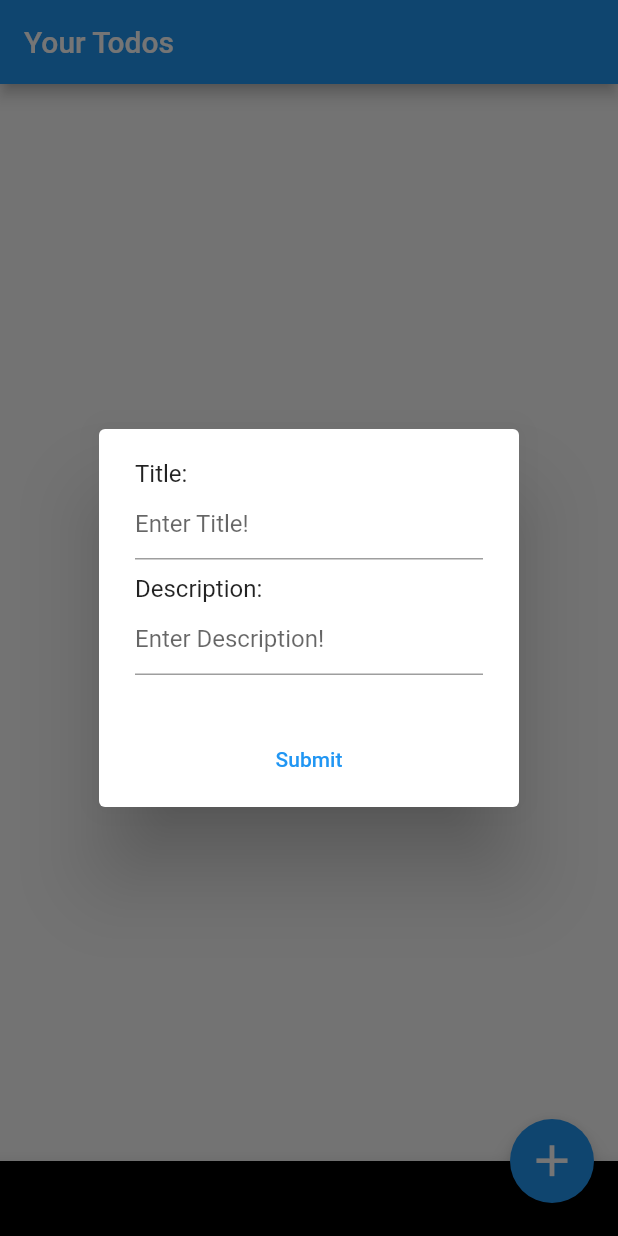
After one commit to Aadeesh11/WorkshopTaskPublic, a Flutter app: the screen it shows after launch, after a tap on the "add" icon, on a phone screen of 412 x 824 dp. The commit adds this screen. Run offline on Flutter 3.47's test engine with Material 2 defaults, Android fonts, the phone set to English and light mode, and no system bars.

Commit message:
Widgets have been seperated.

```diff
--- /dev/null
+++ b/lib/widgets/add_todo_dialogue.dart
@@ -0,0 +1,62 @@
+import 'package:flutter/material.dart';
+import 'package:workshop_task/models/todo.dart';
+
+class AddTodoDialogue extends StatefulWidget {
+  const AddTodoDialogue({Key key}) : super(key: key);
+
+  @override
+  _AddTodoDialogueState createState() => _AddTodoDialogueState();
+}
+
+class _AddTodoDialogueState extends State<AddTodoDialogue> {
+  final TextEditingController titleEditingController = TextEditingController();
+  final TextEditingController descEditingController = TextEditingController();
+  final GlobalKey<FormState> _formkey = GlobalKey<FormState>();
+
+  @override
+  Widget build(BuildContext context) {
+    return AlertDialog(
+      content: Form(
+          key: _formkey,
+          child: Column(
+              mainAxisSize: MainAxisSize.min,
+              crossAxisAlignment: CrossAxisAlignment.start,
+              children: [
+                const Text("Title:"),
+                TextFormField(
+                  controller: titleEditingController,
+                  validator: (value) {
+                    return value.isNotEmpty ? null : "Invalid Field";
+                  },
+                  decoration: const InputDecoration(hintText: "Enter Title!"),
+                ),
+                const SizedBox(height: 10.0),
+                const Text("Description:"),
+                TextFormField(
+                  controller: descEditingController,
+                  validator: (value) {
+                    return value.isNotEmpty ? null : "Invalid Field";
+                  },
+                  decoration:
+                      const InputDecoration(hintText: "Enter Description!"),
+                ),
+              ])),
+      actions: [
+        TextButton(
+          child:
+              Row(mainAxisAlignment: MainAxisAlignment.center, children: const [
+            Text("Submit"),
+          ]),
+          onPressed: () {
+            if (_formkey.currentState.validate()) {
+              var newTodo = Todo(
+                  title: titleEditingController.text,
+                  description: descEditingController.text);
+              Navigator.pop(context, newTodo);
+            }
+          },
+        )
+      ],
+    );
+  }
+}
--- /dev/null
+++ b/lib/widgets/todo_list_item.dart
@@ -0,0 +1,21 @@
+import 'package:flutter/material.dart';
+import 'package:workshop_task/models/todo.dart';
+
+class TodoListItem extends StatelessWidget {
+  final Todo todo;
+  final int index;
+  const TodoListItem({Key key, this.todo, this.index}) : super(key: key);
+
+  @override
+  Widget build(BuildContext context) {
+    //TODO: display title and description of todo.
+    return ListTile(
+      title: Text(todo.title),
+      subtitle: Text(todo.description),
+      leading: CircleAvatar(
+        child: Text("${index + 1}"),
+        backgroundColor: const Color(0xFF000000),
+      ),
+    );
+  }
+}
```
Also changed, not shown: lib/screen/todo_screen.dart (+10 -68 lines).
